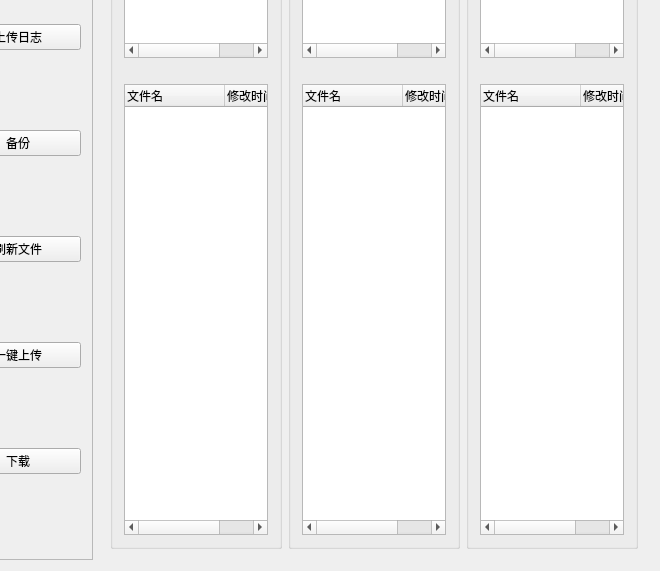
Qt form mainwindow.ui (SailWhite/SFTPTool) before a commit; both pictures show x 496 to 1156 and y 175 to 746 of the 1156 by 746 pixel window.
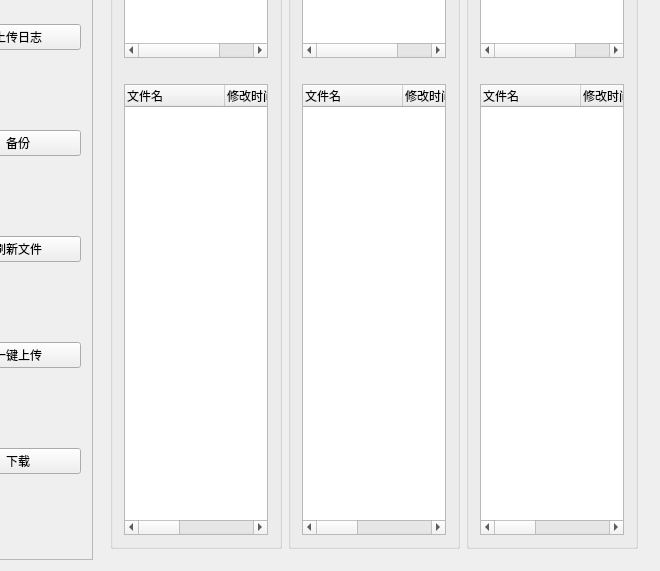
The same form after that commit.

```diff
--- a/mainwindow.ui
+++ b/mainwindow.ui
@@ -380,6 +380,16 @@
               <string>修改时间</string>
              </property>
             </column>
+            <column>
+             <property name="text">
+              <string>权限</string>
+             </property>
+            </column>
+            <column>
+             <property name="text">
+              <string>所属用户</string>
+             </property>
+            </column>
            </widget>
           </item>
          </layout>
@@ -427,6 +437,16 @@
               <string>修改时间</string>
              </property>
             </column>
+            <column>
+             <property name="text">
+              <string>权限</string>
+             </property>
+            </column>
+            <column>
+             <property name="text">
+              <string>所属用户</string>
+             </property>
+            </column>
            </widget>
           </item>
           <item row="2" column="0">
@@ -533,6 +553,16 @@
               <string>修改时间</string>
              </property>
             </column>
+            <column>
+             <property name="text">
+              <string>权限</string>
+             </property>
+            </column>
+            <column>
+             <property name="text">
+              <string>所属用户</string>
+             </property>
+            </column>
            </widget>
           </item>
           <item row="2" column="0">
```
